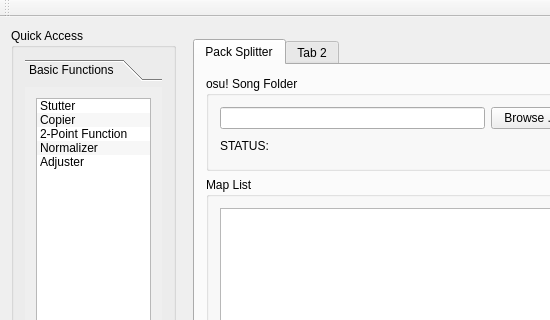
Above: amber.ui from Eve-ning/reamber before the change; both pictures show x 0 to 550 and y 0 to 320 of the 1391 by 798 pixel window. Below: the same form after it.
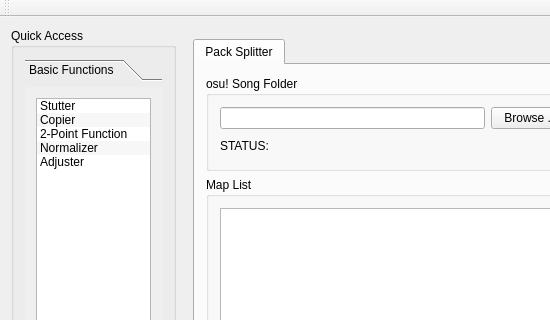
That is the form after the change. The open tabs and pages were chosen to show the change. Icons and pictures are not drawn. Custom widgets are drawn as their Qt base class.

Diff of the .ui file:
```diff
--- a/amber.ui
+++ b/amber.ui
@@ -1386,11 +1386,6 @@
             </item>
            </layout>
           </widget>
-          <widget class="QWidget" name="testTab2">
-           <attribute name="title">
-            <string>Tab 2</string>
-           </attribute>
-          </widget>
          </widget>
         </item>
        </layout>
```
Left out of the diff: 4 changed lines with no effect on the pictures.
